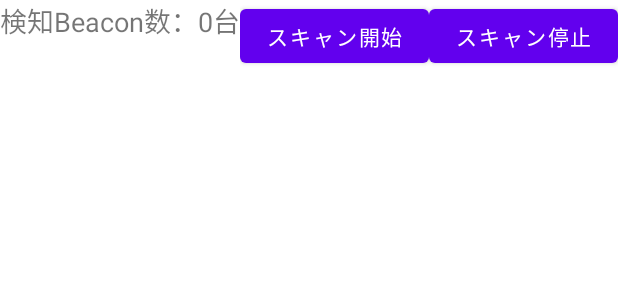
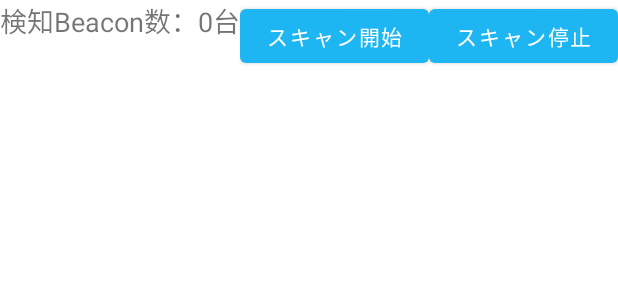
Before and after one commit to sakusaku3939/Beacon, an Android app: the layout activity_main.xml on its own in the app's theme, with its tools: preview values and no code run, on a phone screen of 412 x 824 dp. Shown: the top 300 px of the screen. Run offline under Robolectric (Android 15) with nearby library versions, the phone set to English and light mode, and no system bars.

```diff
--- a/app/build.gradle
+++ b/app/build.gradle
@@ -32,6 +32,10 @@ dependencies {
     implementation 'androidx.appcompat:appcompat:1.2.0'
     implementation 'com.google.android.material:material:1.2.1'
     implementation 'androidx.constraintlayout:constraintlayout:2.0.4'
+    implementation 'androidx.navigation:navigation-fragment:2.3.1'
+    implementation 'androidx.navigation:navigation-ui:2.3.1'
+    implementation 'androidx.lifecycle:lifecycle-livedata-ktx:2.2.0'
+    implementation 'androidx.lifecycle:lifecycle-viewmodel-ktx:2.2.0'
     testImplementation 'junit:junit:4.+'
     androidTestImplementation 'androidx.test.ext:junit:1.1.2'
     androidTestImplementation 'androidx.test.espresso:espresso-core:3.3.0'
--- a/app/src/main/java/com/sakusaku/beacon/BeaconActivity.java
+++ b/app/src/main/java/com/sakusaku/beacon/BeaconActivity2.java
@@ -30,7 +30,7 @@ import org.altbeacon.beacon.startup.RegionBootstrap;
 
 import java.util.ArrayList;
 
-public class BeaconActivity extends AppCompatActivity {
+public class BeaconActivity2 extends AppCompatActivity {
     //iBeacon認識のためのフォーマット設定
     private static final String IBEACON_FORMAT = "m:2-3=0215,i:4-19,i:20-21,i:22-23,p:24-24";
 
--- a/app/src/main/java/com/sakusaku/beacon/MainActivity.java
+++ b/app/src/main/java/com/sakusaku/beacon/MainActivity.java
@@ -5,7 +5,6 @@ import android.content.Intent;
 import android.content.pm.PackageManager;
 import android.os.Bundle;
 import android.os.Handler;
-import android.view.View;
 import android.widget.Toast;
 
 import androidx.annotation.NonNull;
--- a/app/src/main/res/layout/activity_main.xml
+++ b/app/src/main/res/layout/activity_main.xml
@@ -4,7 +4,7 @@
     xmlns:tools="http://schemas.android.com/tools"
     android:layout_width="match_parent"
     android:layout_height="match_parent"
-    tools:context=".BeaconActivity">
+    tools:context=".BeaconActivity2">
 
     <LinearLayout
         android:layout_width="match_parent"
--- a/app/src/main/res/values-night/themes.xml
+++ b/app/src/main/res/values-night/themes.xml
@@ -2,12 +2,12 @@
     <!-- Base application theme. -->
     <style name="Theme.Beacon" parent="Theme.MaterialComponents.DayNight.DarkActionBar">
         <!-- Primary brand color. -->
-        <item name="colorPrimary">@color/purple_200</item>
-        <item name="colorPrimaryVariant">@color/purple_700</item>
+        <item name="colorPrimary">@color/blue_200</item>
+        <item name="colorPrimaryVariant">@color/blue_700</item>
         <item name="colorOnPrimary">@color/black</item>
         <!-- Secondary brand color. -->
-        <item name="colorSecondary">@color/teal_200</item>
-        <item name="colorSecondaryVariant">@color/teal_200</item>
+        <item name="colorSecondary">@color/pink_200</item>
+        <item name="colorSecondaryVariant">@color/pink_200</item>
         <item name="colorOnSecondary">@color/black</item>
         <!-- Status bar color. -->
         <item name="android:statusBarColor" tools:targetApi="l">?attr/colorPrimaryVariant</item>
--- a/app/src/main/res/values/colors.xml
+++ b/app/src/main/res/values/colors.xml
@@ -1,10 +1,11 @@
 <?xml version="1.0" encoding="utf-8"?>
 <resources>
-    <color name="purple_200">#FFBB86FC</color>
-    <color name="purple_500">#FF6200EE</color>
-    <color name="purple_700">#FF3700B3</color>
-    <color name="teal_200">#FF03DAC5</color>
-    <color name="teal_700">#FF018786</color>
+    <color name="light_blue">#80F2E7</color>
+    <color name="blue_200">#04B2D9</color>
+    <color name="blue_500">#1DB6F2</color>
+    <color name="blue_700">#4981F2</color>
+    <color name="pink_200">#F291BF</color>
+    <color name="pink_700">#D982AB</color>
     <color name="black">#FF000000</color>
     <color name="white">#FFFFFFFF</color>
 </resources>
--- a/app/src/main/res/values/strings.xml
+++ b/app/src/main/res/values/strings.xml
@@ -9,4 +9,8 @@
     <string name="item_name_TxPower">TxPower:</string>
     <string name="item_name_rssi">rssi:</string>
     <string name="item_name_distance">distance:</string>
+    <string name="title_activity_beacon">MainActivity</string>
+    <string name="title_home">Home</string>
+    <string name="title_search">Search</string>
+    <string name="title_facility">Facility</string>
 </resources>
--- a/app/src/main/res/values/themes.xml
+++ b/app/src/main/res/values/themes.xml
@@ -2,15 +2,26 @@
     <!-- Base application theme. -->
     <style name="Theme.Beacon" parent="Theme.MaterialComponents.DayNight.DarkActionBar">
         <!-- Primary brand color. -->
-        <item name="colorPrimary">@color/purple_500</item>
-        <item name="colorPrimaryVariant">@color/purple_700</item>
+        <item name="colorPrimary">@color/blue_500</item>
+        <item name="colorPrimaryVariant">@color/blue_700</item>
         <item name="colorOnPrimary">@color/white</item>
         <!-- Secondary brand color. -->
-        <item name="colorSecondary">@color/teal_200</item>
-        <item name="colorSecondaryVariant">@color/teal_700</item>
+        <item name="colorSecondary">@color/pink_200</item>
+        <item name="colorSecondaryVariant">@color/pink_700</item>
         <item name="colorOnSecondary">@color/black</item>
         <!-- Status bar color. -->
         <item name="android:statusBarColor" tools:targetApi="l">?attr/colorPrimaryVariant</item>
         <!-- Customize your theme here. -->
     </style>
+    <style name="NoActionBarTheme" parent="Theme.AppCompat.Light.NoActionBar">
+        <!-- ToolBarの背景色 -->
+        <item name="colorPrimary">@color/white</item>
+        <item name="colorPrimaryDark">@color/white</item>
+        <!-- ToolBarのタイトルテキスト色 -->
+        <item name="android:textColorPrimary">@color/black</item>
+        <!-- ToolBarのオプションメニューのOverflowアイコンの色 -->
+        <item name="android:textColorSecondary">@color/white</item>
+        <item name="windowActionModeOverlay">true</item>
+        <item name="android:windowBackground">@null</item>
+    </style>
 </resources>
```
Also changed, not shown: app/src/main/AndroidManifest.xml (+18 -12 lines), app/src/main/java/com/sakusaku/beacon/BeaconService.java (+1 -11 lines).
